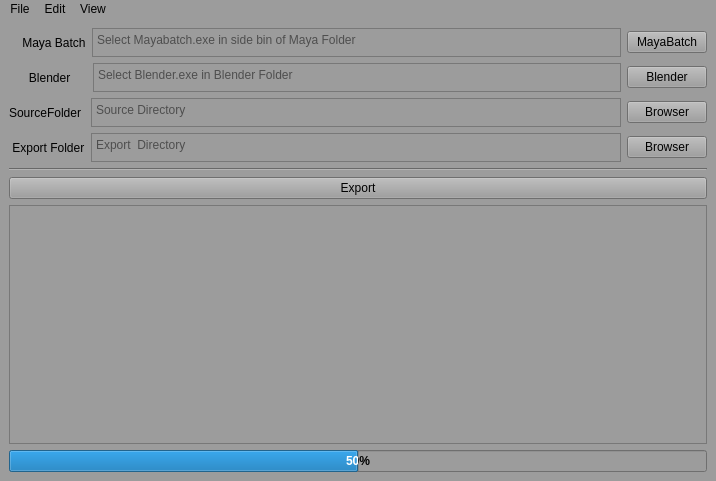
The window that src/mainwindow.ui (leetdvn/LeeAutoExportFBX) describes before a commit, drawn with Qt 5.
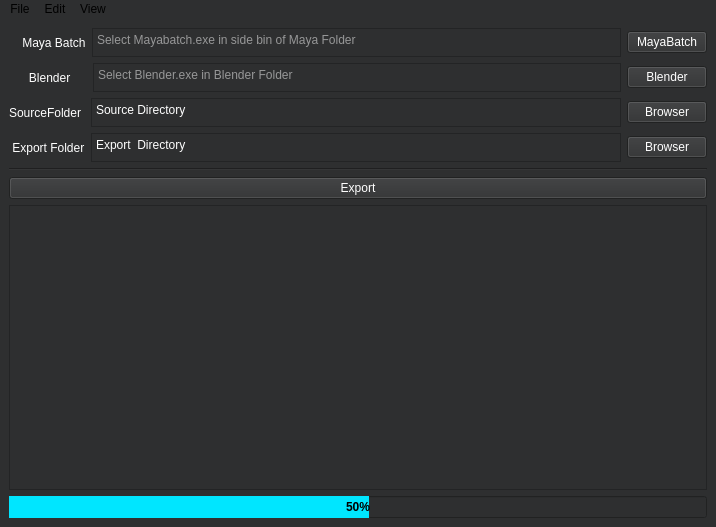
The same window after the commit.

Diff of the .ui file:
```diff
--- a/src/mainwindow.ui
+++ b/src/mainwindow.ui
@@ -7,7 +7,7 @@
     <x>0</x>
     <y>0</y>
     <width>716</width>
-    <height>481</height>
+    <height>527</height>
    </rect>
   </property>
   <property name="sizePolicy">
@@ -26,7 +26,7 @@
    <string>LeeMassFbx Tools</string>
   </property>
   <property name="styleSheet">
-   <string notr="true">background-color:rgb(156, 156, 156);</string>
+   <string notr="true">background-color: rgb(46, 47, 48);</string>
   </property>
   <widget class="QWidget" name="MainVLayout">
    <property name="sizePolicy">
@@ -42,6 +42,9 @@
        <layout class="QHBoxLayout" name="MayDirLayout">
         <item>
          <widget class="QLabel" name="SourceLabel_2">
+          <property name="styleSheet">
+           <string notr="true">color:rgb(255, 255, 255);</string>
+          </property>
           <property name="text">
            <string>    Maya Batch</string>
           </property>
@@ -55,6 +58,9 @@
             <height>29</height>
            </size>
           </property>
+          <property name="styleSheet">
+           <string notr="true">color:rgb(255, 255, 255);</string>
+          </property>
           <property name="placeholderText">
            <string>Select Mayabatch.exe in side bin of Maya Folder</string>
           </property>
@@ -62,6 +68,9 @@
         </item>
         <item>
          <widget class="QPushButton" name="MayaFileBtn">
+          <property name="styleSheet">
+           <string notr="true">color:rgb(255, 255, 255);</string>
+          </property>
           <property name="text">
            <string>MayaBatch</string>
           </property>
@@ -73,6 +82,9 @@
        <layout class="QHBoxLayout" name="BlenderDirLayout">
         <item>
          <widget class="QLabel" name="SourceLabel_3">
+          <property name="styleSheet">
+           <string notr="true">color:rgb(255, 255, 255);</string>
+          </property>
           <property name="text">
            <string>      Blender     </string>
           </property>
@@ -86,6 +98,9 @@
             <height>29</height>
            </size>
           </property>
+          <property name="styleSheet">
+           <string notr="true">color:rgb(255, 255, 255);</string>
+          </property>
           <property name="placeholderText">
            <string>Select Blender.exe in Blender Folder</string>
           </property>
@@ -93,6 +108,9 @@
         </item>
         <item>
          <widget class="QPushButton" name="BlenderFileBtn">
+          <property name="styleSheet">
+           <string notr="true">color:rgb(255, 255, 255);</string>
+          </property>
           <property name="text">
            <string>Blender</string>
           </property>
@@ -104,6 +122,9 @@
        <layout class="QHBoxLayout" name="SourceLayout">
         <item>
          <widget class="QLabel" name="SourceLabel">
+          <property name="styleSheet">
+           <string notr="true">color:rgb(255, 255, 255);</string>
+          </property>
           <property name="text">
            <string>SourceFolder </string>
           </property>
@@ -117,6 +138,19 @@
             <height>29</height>
            </size>
           </property>
+          <property name="styleSheet">
+           <string notr="true">color:rgb(255, 255, 255);</string>
+          </property>
+          <property name="html">
+           <string>&lt;!DOCTYPE HTML PUBLIC &quot;-//W3C//DTD HTML 4.0//EN&quot; &quot;http://www.w3.org/TR/REC-html40/strict.dtd&quot;&gt;
+&lt;html&gt;&lt;head&gt;&lt;meta name=&quot;qrichtext&quot; content=&quot;1&quot; /&gt;&lt;meta charset=&quot;utf-8&quot; /&gt;&lt;style type=&quot;text/css&quot;&gt;
+p, li { white-space: pre-wrap; }
+hr { height: 1px; border-width: 0; }
+li.unchecked::marker { content: &quot;\2610&quot;; }
+li.checked::marker { content: &quot;\2612&quot;; }
+&lt;/style&gt;&lt;/head&gt;&lt;body style=&quot; font-family:'Segoe UI'; font-size:9pt; font-weight:400; font-style:normal;&quot;&gt;
+&lt;p style=&quot; margin-top:0px; margin-bottom:0px; margin-left:0px; margin-right:0px; -qt-block-indent:0; text-indent:0px;&quot;&gt;Source Directory&lt;/p&gt;&lt;/body&gt;&lt;/html&gt;</string>
+          </property>
           <property name="placeholderText">
            <string>Source Directory</string>
           </property>
@@ -124,6 +158,9 @@
         </item>
         <item>
          <widget class="QPushButton" name="SourceBrowserBtn">
+          <property name="styleSheet">
+           <string notr="true">color:rgb(255, 255, 255);</string>
+          </property>
           <property name="text">
            <string>Browser</string>
           </property>
@@ -135,6 +172,9 @@
        <layout class="QHBoxLayout" name="ExportLayout">
         <item>
          <widget class="QLabel" name="ExportFolderLabel">
+          <property name="styleSheet">
+           <string notr="true">color:rgb(255, 255, 255);</string>
+          </property>
           <property name="text">
            <string> Export Folder</string>
           </property>
@@ -154,9 +194,22 @@
           <property name="tabletTracking">
            <bool>false</bool>
           </property>
+          <property name="styleSheet">
+           <string notr="true">color:rgb(255, 255, 255);</string>
+          </property>
           <property name="frameShadow">
            <enum>QFrame::Shadow::Plain</enum>
           </property>
+          <property name="html">
+           <string>&lt;!DOCTYPE HTML PUBLIC &quot;-//W3C//DTD HTML 4.0//EN&quot; &quot;http://www.w3.org/TR/REC-html40/strict.dtd&quot;&gt;
+&lt;html&gt;&lt;head&gt;&lt;meta name=&quot;qrichtext&quot; content=&quot;1&quot; /&gt;&lt;meta charset=&quot;utf-8&quot; /&gt;&lt;style type=&quot;text/css&quot;&gt;
+p, li { white-space: pre-wrap; }
+hr { height: 1px; border-width: 0; }
+li.unchecked::marker { content: &quot;\2610&quot;; }
+li.checked::marker { content: &quot;\2612&quot;; }
+&lt;/style&gt;&lt;/head&gt;&lt;body style=&quot; font-family:'Segoe UI'; font-size:9pt; font-weight:400; font-style:normal;&quot;&gt;
+&lt;p style=&quot; margin-top:0px; margin-bottom:0px; margin-left:0px; margin-right:0px; -qt-block-indent:0; text-indent:0px;&quot;&gt;Export  Directory&lt;/p&gt;&lt;/body&gt;&lt;/html&gt;</string>
+          </property>
           <property name="acceptRichText">
            <bool>true</bool>
           </property>
@@ -170,6 +223,9 @@
         </item>
         <item>
          <widget class="QPushButton" name="ExportBrowserBTn">
+          <property name="styleSheet">
+           <string notr="true">color:rgb(255, 255, 255);</string>
+          </property>
           <property name="text">
            <string>Browser</string>
           </property>
@@ -193,6 +249,9 @@
      <layout class="QVBoxLayout" name="verticalLayout_3">
       <item>
        <widget class="QPushButton" name="ExportExecute">
+        <property name="styleSheet">
+         <string notr="true">color:rgb(255, 255, 255);</string>
+        </property>
         <property name="text">
          <string>Export</string>
         </property>
@@ -209,6 +268,9 @@
         <property name="acceptDrops">
          <bool>false</bool>
         </property>
+        <property name="styleSheet">
+         <string notr="true">color:rgb(255, 255, 255);</string>
+        </property>
         <property name="frameShadow">
          <enum>QFrame::Shadow::Raised</enum>
         </property>
@@ -224,6 +286,12 @@
           <bold>true</bold>
          </font>
         </property>
+        <property name="styleSheet">
+         <string notr="true">QProgressBar::chunk {
+     background-color: #00e6ff;
+     width: 20px;
+ }</string>
+        </property>
         <property name="value">
          <number>50</number>
         </property>
@@ -257,7 +325,7 @@
      <x>0</x>
      <y>0</y>
      <width>716</width>
-     <height>22</height>
+     <height>21</height>
     </rect>
    </property>
    <property name="styleSheet">
```
